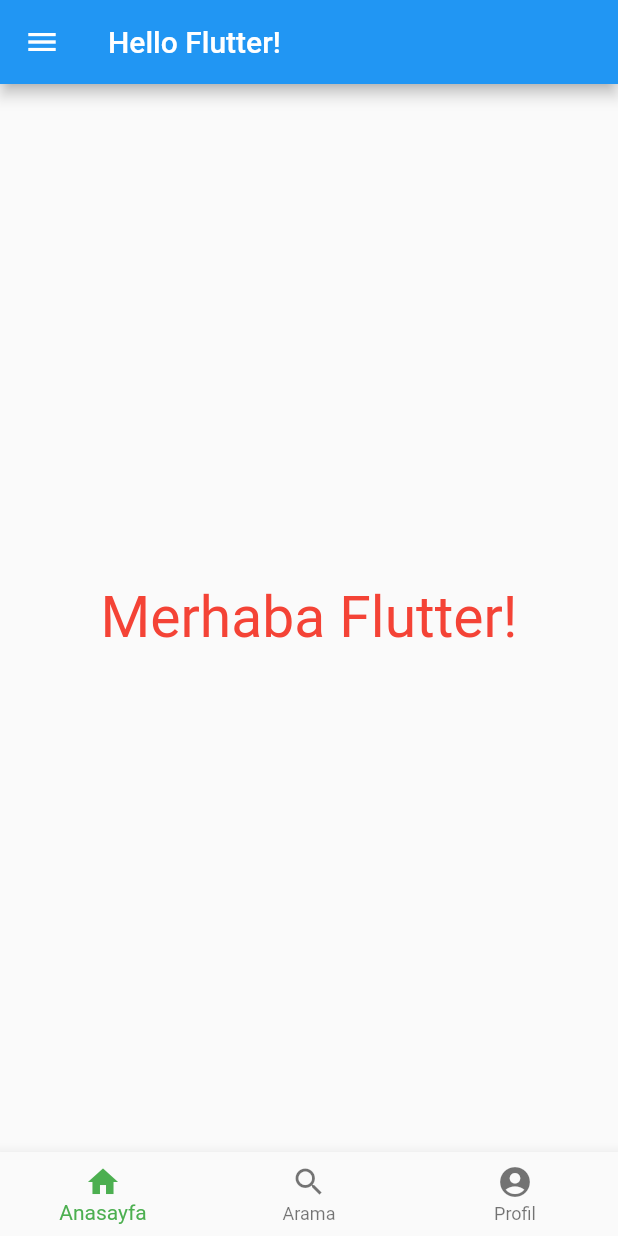
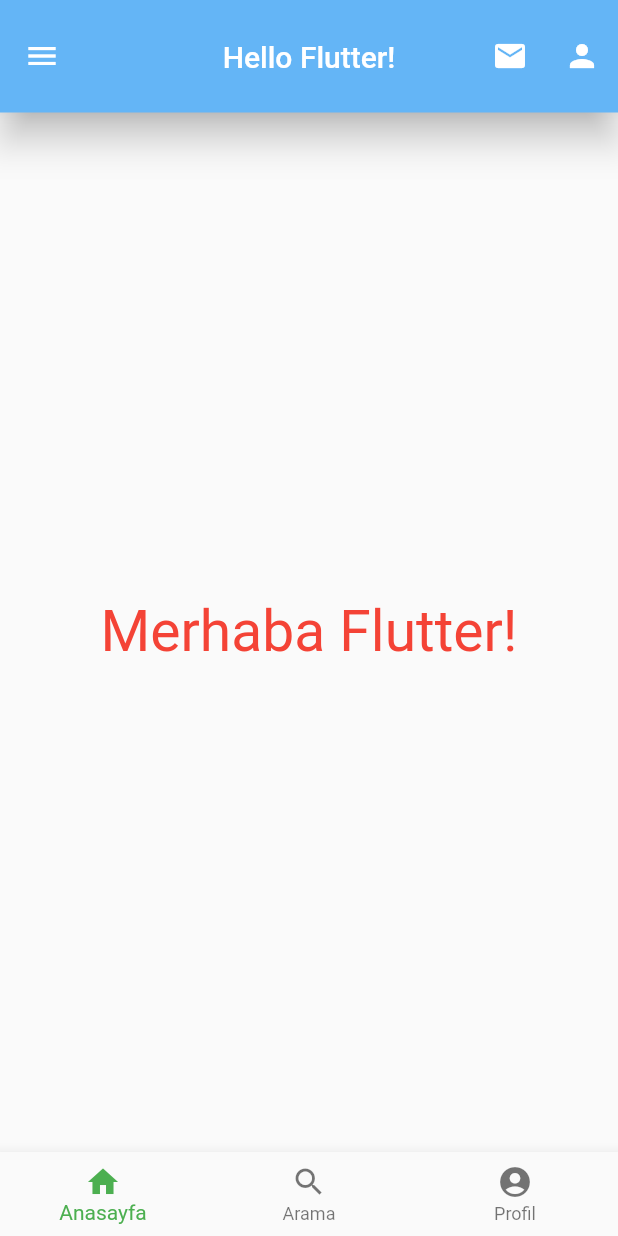
Before and after one commit to omeripek/flutter-widgets, a Flutter app: the screen it shows after launch, on a phone screen of 412 x 824 dp. Run offline on Flutter 3.47's test engine with Material 2 defaults, Android fonts, the phone set to English and light mode, and no system bars; our stand-ins replace webview_flutter.

Commit message:
AppBar Widget test

```diff
--- a/flutter_widgets_test/lib/hello.dart
+++ b/flutter_widgets_test/lib/hello.dart
@@ -6,7 +6,19 @@ class Hello extends StatelessWidget {
   @override
   Widget build(BuildContext context) {
     return Scaffold(
-      appBar: AppBar(title: const Text("Hello Flutter!")),
+      appBar: AppBar(
+        title: const Text("Hello Flutter!"),
+        actions: [
+          IconButton(onPressed: () {}, icon: const Icon(Icons.mail)),
+          IconButton(onPressed: () {}, icon: const Icon(Icons.person))
+        ],
+        leading: IconButton(onPressed: () {}, icon: const Icon(Icons.menu),),
+        centerTitle: true,
+        toolbarHeight: 75,
+        toolbarOpacity: 1,
+        elevation: 10,
+        backgroundColor: Colors.blue[300],
+        ),
       body: const Center(child: Text("Merhaba Flutter!", style: TextStyle(fontSize: 38, color: Colors.red))),
       drawer: Drawer(
         child: ListView(
```
